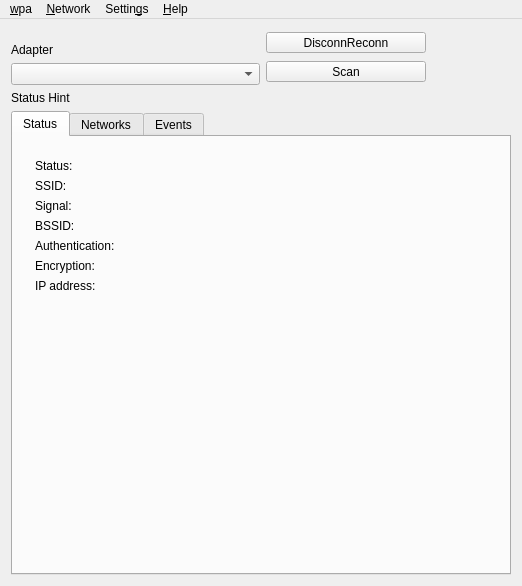
Old version of the form src/wpagui.ui in the repository loh-tar/wpa-cute.
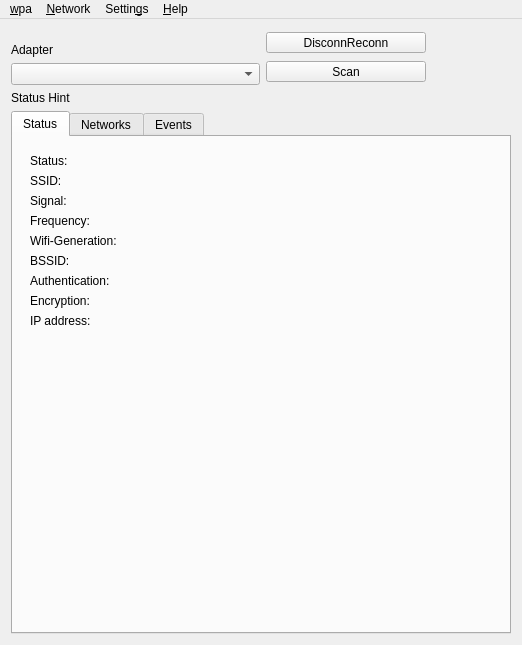
New version of the form. The open tabs and pages were chosen to show the change. Icons and pictures are not drawn.

Commit message:
Add Frequnecy and Wifi-Generation to Status tab
Um, the main window has now a smaller size, resp. hight, which was not
intended. This Qt-Designer is always a pain in the...

```diff
--- a/src/wpagui.ui
+++ b/src/wpagui.ui
@@ -7,7 +7,7 @@
     <x>0</x>
     <y>0</y>
     <width>522</width>
-    <height>586</height>
+    <height>645</height>
    </rect>
   </property>
   <property name="windowTitle">
@@ -18,8 +18,8 @@
     <normaloff>:/icons/wpa_gui.svg</normaloff>:/icons/wpa_gui.svg</iconset>
   </property>
   <widget class="QWidget" name="widget">
-   <layout class="QGridLayout" name="gridLayout">
-    <item row="0" column="0">
+   <layout class="QVBoxLayout" name="verticalLayout_7">
+    <item>
      <layout class="QVBoxLayout" name="verticalLayout_4">
       <item>
        <layout class="QHBoxLayout" name="horizontalLayout_2">
@@ -136,9 +136,15 @@
          <attribute name="title">
           <string>Status</string>
          </attribute>
-         <layout class="QVBoxLayout" name="verticalLayout_7">
-          <item>
            <widget class="QFrame" name="frame3">
+          <property name="geometry">
+           <rect>
+            <x>6</x>
+            <y>6</y>
+            <width>498</width>
+            <height>304</height>
+           </rect>
+          </property>
             <property name="frameShape">
              <enum>QFrame::NoFrame</enum>
             </property>
@@ -169,6 +175,20 @@
                  </property>
                 </widget>
                </item>
+             <item>
+              <widget class="QLabel" name="freqLabel">
+               <property name="text">
+                <string>Frequency:</string>
+               </property>
+              </widget>
+             </item>
+             <item>
+              <widget class="QLabel" name="wifiGenLabel">
+               <property name="text">
+                <string>Wifi-Generation:</string>
+               </property>
+              </widget>
+             </item>
                <item>
                 <widget class="QLabel" name="bssidLabel">
                  <property name="text">
@@ -197,6 +217,19 @@
                  </property>
                 </widget>
                </item>
+             <item>
+              <spacer name="verticalSpacer_2">
+               <property name="orientation">
+                <enum>Qt::Vertical</enum>
+               </property>
+               <property name="sizeHint" stdset="0">
+                <size>
+                 <width>17</width>
+                 <height>38</height>
+                </size>
+               </property>
+              </spacer>
+             </item>
               </layout>
              </item>
              <item>
@@ -250,6 +283,19 @@
                  </property>
                 </widget>
                </item>
+             <item>
+              <spacer name="verticalSpacer_3">
+               <property name="orientation">
+                <enum>Qt::Vertical</enum>
+               </property>
+               <property name="sizeHint" stdset="0">
+                <size>
+                 <width>17</width>
+                 <height>38</height>
+                </size>
+               </property>
+              </spacer>
+             </item>
               </layout>
              </item>
              <item>
@@ -267,21 +313,6 @@
              </item>
             </layout>
            </widget>
-          </item>
-          <item>
-           <spacer name="verticalSpacer_2">
-            <property name="orientation">
-             <enum>Qt::Vertical</enum>
-            </property>
-            <property name="sizeHint" stdset="0">
-             <size>
-              <width>20</width>
-              <height>81</height>
-             </size>
-            </property>
-           </spacer>
-          </item>
-         </layout>
         </widget>
         <widget class="QWidget" name="networksTab">
          <attribute name="title">
```
Left out of the diff: 14 changed lines with no effect on the pictures. Lines whose indentation alone changed are shown as unchanged. The commit also changes 1 other file.
